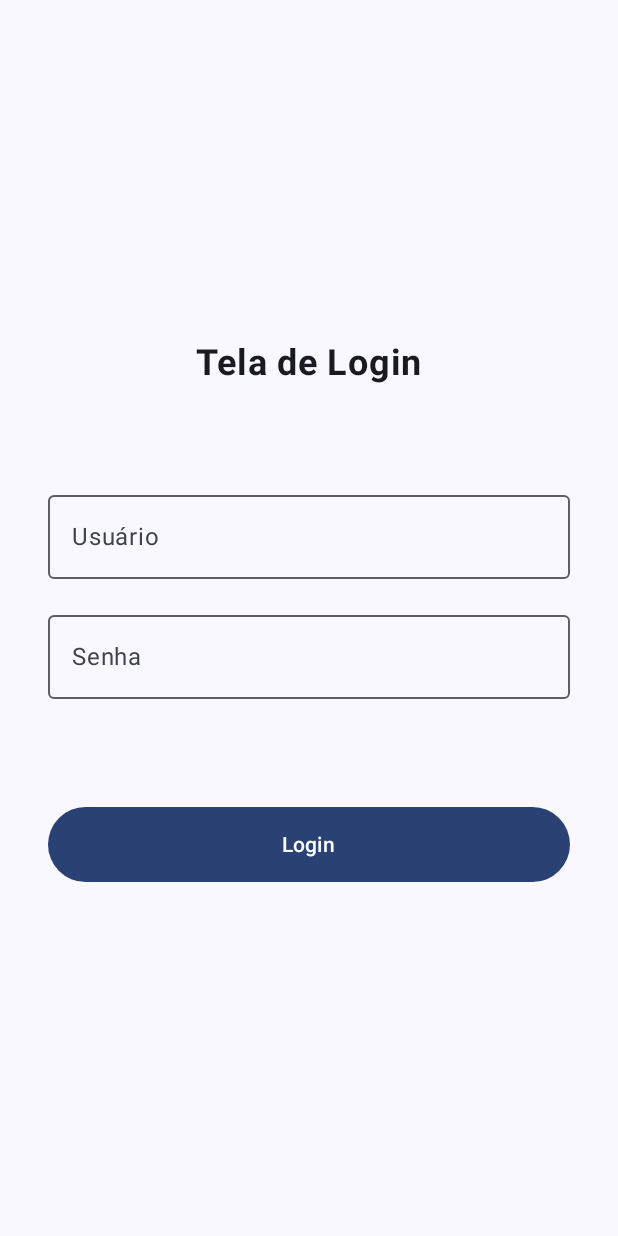
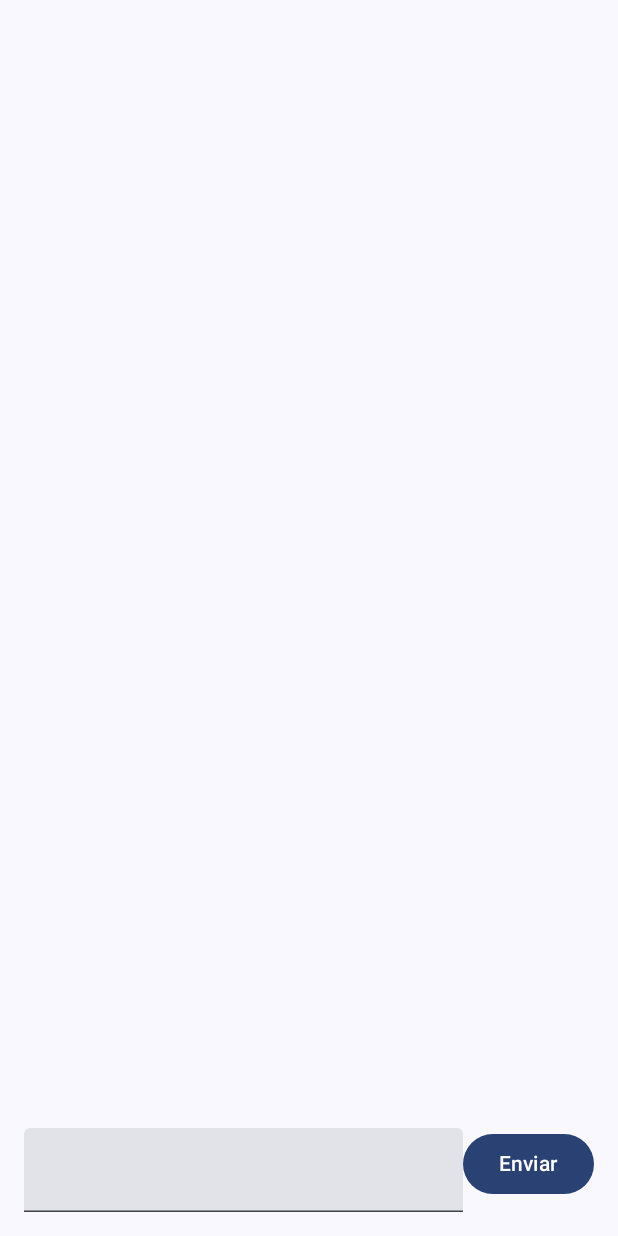
Before and after one commit to gabrielllsp/chat-firebasse, an Android app built with Jetpack Compose: the screen it shows after launch (MainActivity), after a tap on "Login", on a phone screen of 412 x 824 dp. Run offline under Robolectric (Android 15) with nearby library versions, the phone set to English and light mode, and no system bars; our stand-ins replace Firebase (no records; nobody signed in at launch, a user with empty details on screens opened directly).

Commit message:
First commit

```diff
--- a/app/src/main/java/com/pedromoura/chatfirebase/presentation/chat/ChatScreen.kt
+++ b/app/src/main/java/com/pedromoura/chatfirebase/presentation/chat/ChatScreen.kt
@@ -9,51 +9,72 @@ import androidx.compose.foundation.layout.Spacer
 import androidx.compose.foundation.layout.fillMaxWidth
 import androidx.compose.foundation.layout.padding
 import androidx.compose.foundation.lazy.LazyColumn
+import androidx.compose.foundation.lazy.items
+import androidx.compose.material3.Button
+import androidx.compose.material3.ExperimentalMaterial3Api
 import androidx.compose.material3.Text
+import androidx.compose.material3.TextField
 import androidx.compose.runtime.Composable
+import androidx.compose.runtime.collectAsState
+import androidx.compose.runtime.getValue
 import androidx.compose.ui.Alignment
 import androidx.compose.ui.Modifier
 import androidx.compose.ui.graphics.Color
+import androidx.compose.ui.platform.LocalContext
 import androidx.compose.ui.tooling.preview.Preview
 import androidx.compose.ui.unit.dp
+import com.google.firebase.database.FirebaseDatabase
 import com.pedromoura.chatfirebase.data.model.Message
 
+@OptIn(ExperimentalMaterial3Api::class)
 @Composable
-fun ChatScreen(modifier: Modifier = Modifier) {
+fun ChatScreen(chatViewModel: ChatViewModel) {
 
-}
+    val messages by chatViewModel.messages.collectAsState()
 
-@Preview
-@Composable
-private fun ChatScreenPreview(modifier: Modifier = Modifier) {
-
-    val messages: String
-
-    Column(modifier = modifier) {
+    Column {
         LazyColumn(
-            modifier = modifier.weight(1f),
+            modifier = Modifier.weight(1f),
             reverseLayout = false,
             contentPadding = PaddingValues(8.dp)
         ) {
             items(messages) { message ->
-
+                ChatItem(message)
             }
         }
+
+        Row(
+            modifier = Modifier
+                .fillMaxWidth()
+                .padding(16.dp)
+        ) {
+            TextField(
+                value = chatViewModel.messageText,
+                onValueChange = { chatViewModel.onMessageTextChanged(it) },
+                modifier = Modifier.weight(1f)
+            )
+            Button( onClick = { chatViewModel.sendMessage() }) {
+                Text("Enviar")
+            }
+        }
+
     }
 }
 
 @Composable
-fun ChatItem(modifier: Modifier = Modifier, message: Message) {
-    Row(
-        modifier = modifier
+fun ChatItem(message: Message) {
+    Row (
+        modifier = Modifier
             .fillMaxWidth()
             .padding(8.dp)
     ) {
-        if (message.senderId == "1") {
-            Spacer(modifier = modifier.weight(1f))
+
+        if(message.senderId == "1") {
+            Spacer(modifier = Modifier.weight(1f))
         }
-        Box(
-            modifier = modifier
+
+        Box (
+            modifier = Modifier
                 .align(Alignment.CenterVertically)
                 .padding(4.dp)
                 .background(
@@ -72,11 +93,18 @@ fun ChatItem(modifier: Modifier = Modifier, message: Message) {
                 )
             }
         }
-        if (message.senderId == "1") {
-            Spacer(modifier = modifier.weight(1f))
+
+        if(message.senderId == "1") {
+            Spacer(modifier = Modifier.weight(1f))
         }
 
+    }
+}
 
-    }
-
+@Preview
+@Composable
+fun PreviewChat() {
+    val database = FirebaseDatabase.getInstance()
+    val fakeViewModel = ChatViewModel(database, LocalContext.current)
+    ChatScreen(fakeViewModel)
 }
--- a/app/src/main/java/com/pedromoura/chatfirebase/presentation/login/LoginScreen.kt
+++ b/app/src/main/java/com/pedromoura/chatfirebase/presentation/login/LoginScreen.kt
@@ -34,44 +34,43 @@ import com.pedromoura.chatfirebase.ui.theme.ChatFirebaseTheme
 
 @OptIn(ExperimentalMaterial3Api::class)
 @Composable
-fun LoginScreen(
-    modifier: Modifier = Modifier,
-    loginScreenViewModel: LoginScreenViewModel = viewModel(
-        factory = LoginViewModelFactory(
-            LocalContext.current
-        )
-    ), navController: NavController
-) {
-    var userName by remember { mutableStateOf("") }
+fun LoginScreen(loginViewModel: LoginViewModel = viewModel(factory = LoginViewModelFactory(
+    LocalContext.current)), navController: NavController) {
+    var username by remember { mutableStateOf("") }
     var password by remember { mutableStateOf("") }
 
-    Column(
-        modifier = modifier
+    Column (
+        horizontalAlignment = Alignment.CenterHorizontally,
+        verticalArrangement = Arrangement.Center,
+        modifier = Modifier
             .fillMaxSize()
-            .padding(16.dp),
-        horizontalAlignment = Alignment.CenterHorizontally,
-        verticalArrangement = Arrangement.Center
+            .padding(16.dp)
     ) {
         Text(
             text = "Tela de Login",
             fontSize = 24.sp,
             fontWeight = FontWeight.Bold,
-            modifier = modifier.padding(bottom = 50.dp)
+            textAlign = TextAlign.Center,
+            modifier = Modifier
+                .fillMaxWidth()
+                .padding(bottom = 50.dp)
         )
+
         OutlinedTextField(
-            value = userName,
-            onValueChange = { userName = it },
+            value = username,
+            onValueChange = { username = it },
             label = {
                 Text(
                     text = "Usuário",
-                    modifier = modifier,
+                    modifier = Modifier
+                        .padding(bottom = 8.dp),
                     textAlign = TextAlign.Start
                 )
             },
             keyboardOptions = KeyboardOptions(keyboardType = KeyboardType.Text),
-            modifier = modifier
+            modifier = Modifier
                 .fillMaxWidth()
-                .padding(start = 16.dp, end = 16.dp, top = 16.dp)
+                .padding(bottom = 16.dp)
         )
 
         OutlinedTextField(
@@ -80,35 +79,33 @@ fun LoginScreen(
             label = {
                 Text(
                     text = "Senha",
-                    modifier = modifier,
+                    modifier = Modifier
+                        .padding(bottom = 8.dp),
                     textAlign = TextAlign.Start
                 )
             },
             visualTransformation = PasswordVisualTransformation(),
             keyboardOptions = KeyboardOptions(keyboardType = KeyboardType.Password),
-            modifier = modifier
+            modifier = Modifier
                 .fillMaxWidth()
-                .padding(16.dp)
+                .padding(bottom = 16.dp)
         )
-        Button(modifier = modifier
-            .fillMaxWidth()
-            .padding(start = 16.dp, end = 16.dp, top = 56.dp, bottom = 8.dp)
-            .height(50.dp),
+
+        Button(
             onClick = {
-                loginScreenViewModel.saveLoginCredentials(userName, password)
-                Screen.Chat.route
+                loginViewModel.saveCredentials(username, password)
+                navController.navigate(Screen.Chat.route)
             }) {
-            Text(text = "Login")
+            Text("Login")
         }
     }
 }
 
-@Preview(showBackground = true)
+@Preview
 @Composable
-private fun LoginScreenPreview() {
-    ChatFirebaseTheme {
-        LoginScreen(
-            navController = rememberNavController()
-        )
-    }
+fun PreviewLogin() {
+    val navController = rememberNavController()
+    val fakeViewModel: LoginViewModel = viewModel(factory = LoginViewModelFactory(
+        LocalContext.current))
+    LoginScreen(fakeViewModel, navController)
 }
--- a/app/src/main/java/com/pedromoura/chatfirebase/presentation/login/LoginScreenViewModel.kt
+++ b/app/src/main/java/com/pedromoura/chatfirebase/presentation/login/LoginViewModel.kt
@@ -7,17 +7,16 @@ import androidx.lifecycle.ViewModelProvider
 import androidx.lifecycle.viewModelScope
 import kotlinx.coroutines.launch
 
-class LoginScreenViewModel(private val context: Context) : ViewModel() {
+class LoginViewModel(private val context: Context) : ViewModel() {
 
-    private val sharedPreferences: SharedPreferences =
-        context.getSharedPreferences("login_prefs", Context.MODE_PRIVATE)
+    private val sharedPreferences: SharedPreferences = context.getSharedPreferences("login_prefs", Context.MODE_PRIVATE)
 
     var userId: String = ""
-    var username: String = ""
+    var username:  String = ""
     var password: String = ""
 
-    fun saveLoginCredentials(username: String, password: String) {
-        userId = if (username == "userone") {
+    fun saveCredentials(username: String, password: String) {
+        userId = if(username == "userone") {
             "1"
         } else {
             "2"
@@ -25,9 +24,9 @@ class LoginScreenViewModel(private val context: Context) : ViewModel() {
 
         viewModelScope.launch {
             with(sharedPreferences.edit()) {
-                putString("userId", userId)
-                putString("username", username)
-                putString("password", password)
+                putString("USERID", userId)
+                putString("USERNAME", username)
+                putString("PASSWORD", password)
                 apply()
             }
         }
@@ -36,9 +35,9 @@ class LoginScreenViewModel(private val context: Context) : ViewModel() {
 
 class LoginViewModelFactory(private val context: Context) : ViewModelProvider.Factory {
     override fun <T : ViewModel> create(modelClass: Class<T>): T {
-        if (modelClass.isAssignableFrom(LoginScreenViewModel::class.java)) {
-            return LoginScreenViewModel(context) as T
+        if (modelClass.isAssignableFrom(LoginViewModel::class.java)) {
+            return LoginViewModel(context) as T
         }
-        throw IllegalArgumentException("ViewModel")
+        throw IllegalArgumentException("Viewmodel Class Desconhecido")
     }
 }
--- a/app/src/main/java/com/pedromoura/chatfirebase/presentation/navigation/NavGraph.kt
+++ b/app/src/main/java/com/pedromoura/chatfirebase/presentation/navigation/NavGraph.kt
@@ -1,11 +1,16 @@
 package com.pedromoura.chatfirebase.presentation.navigation
 
 import androidx.compose.runtime.Composable
+import androidx.compose.ui.platform.LocalContext
 import androidx.navigation.compose.NavHost
 import androidx.navigation.compose.composable
 import androidx.navigation.compose.rememberNavController
+import com.google.firebase.FirebaseApp
+import com.google.firebase.database.FirebaseDatabase
 import com.pedromoura.chatfirebase.presentation.chat.ChatScreen
+import com.pedromoura.chatfirebase.presentation.chat.ChatViewModel
 import com.pedromoura.chatfirebase.presentation.login.LoginScreen
+import com.pedromoura.chatfirebase.presentation.login.LoginViewModel
 
 sealed class Screen(val route: String) {
 
@@ -15,10 +20,16 @@ sealed class Screen(val route: String) {
 
 @Composable
 fun NavGraph(startDestination: String = Screen.Login.route) {
+
+    FirebaseApp.initializeApp(LocalContext.current)
+    val database = FirebaseDatabase.getInstance()
+
     val navController = rememberNavController()
+    val viewModel = LoginViewModel(LocalContext.current)
+    val chatViewModel = ChatViewModel(database, LocalContext.current)
 
-    NavHost(navController = navController, startDestination = startDestination) {
-        composable(Screen.Login.route) { LoginScreen(navController = navController)}
-        composable(Screen.Chat.route) { ChatScreen()}
+    NavHost(navController = navController, startDestination = startDestination ) {
+        composable(Screen.Login.route) { LoginScreen(viewModel, navController = navController) }
+        composable(Screen.Chat.route) { ChatScreen(chatViewModel)  }
     }
 }
```
Also changed, not shown: app/src/main/java/com/pedromoura/chatfirebase/presentation/chat/ChatViewModel.kt (+23 -25 lines).
